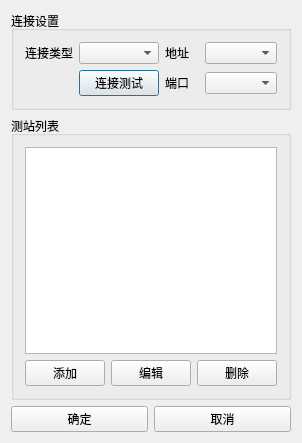
Qt form Amadeus/DialogStationSiteAdd.ui (yxw027/Amadeus) before a commit.
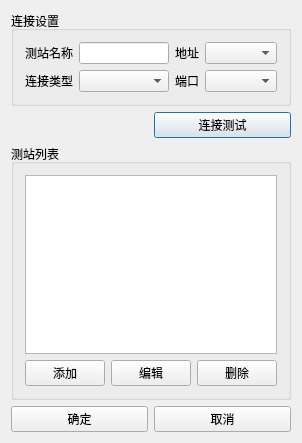
The same form after that commit.

Commit message: 在开发中途，实现了整个UI的全浮动化，以及浮动布局自动保存恢复功能；

Diff of the .ui file:
```diff
--- a/Amadeus/DialogStationSiteAdd.ui
+++ b/Amadeus/DialogStationSiteAdd.ui
@@ -6,7 +6,7 @@
    <rect>
     <x>0</x>
     <y>0</y>
-    <width>300</width>
+    <width>275</width>
     <height>443</height>
    </rect>
   </property>
@@ -21,14 +21,14 @@
      </property>
      <layout class="QGridLayout" name="gridLayout">
       <item row="0" column="0">
-       <widget class="QLabel" name="labelConnectType">
+       <widget class="QLabel" name="labelSiteName">
         <property name="text">
-         <string>连接类型</string>
+         <string>测站名称</string>
         </property>
        </widget>
       </item>
       <item row="0" column="1">
-       <widget class="QComboBox" name="comboBoxConnectType"/>
+       <widget class="QLineEdit" name="lineEditSiteName"/>
       </item>
       <item row="0" column="2">
        <widget class="QLabel" name="labelNetAddressOrSerialPort">
@@ -40,13 +40,16 @@
       <item row="0" column="3">
        <widget class="QComboBox" name="comboBoxNetAddressOrSerialPort"/>
       </item>
-      <item row="1" column="1">
-       <widget class="QPushButton" name="pushButtonConnectTest">
+      <item row="1" column="0">
+       <widget class="QLabel" name="labelConnectType">
         <property name="text">
-         <string>连接测试</string>
+         <string>连接类型</string>
         </property>
        </widget>
       </item>
+      <item row="1" column="1">
+       <widget class="QComboBox" name="comboBoxConnectType"/>
+      </item>
       <item row="1" column="2">
        <widget class="QLabel" name="labelNetPortOrSerialBaudRate">
         <property name="text">
@@ -60,7 +63,14 @@
      </layout>
     </widget>
    </item>
-   <item row="1" column="0" colspan="2">
+   <item row="1" column="1">
+    <widget class="QPushButton" name="pushButtonConnectTest">
+     <property name="text">
+      <string>连接测试</string>
+     </property>
+    </widget>
+   </item>
+   <item row="2" column="0" colspan="2">
     <widget class="QGroupBox" name="groupBox_2">
      <property name="title">
       <string>测站列表</string>
@@ -93,14 +103,14 @@
      </layout>
     </widget>
    </item>
-   <item row="2" column="0">
+   <item row="3" column="0">
     <widget class="QPushButton" name="pushButtonOK">
      <property name="text">
       <string>确定</string>
      </property>
     </widget>
    </item>
-   <item row="2" column="1">
+   <item row="3" column="1">
     <widget class="QPushButton" name="pushButtonCancel">
      <property name="text">
       <string>取消</string>
@@ -112,6 +122,7 @@
   <zorder>groupBox_2</zorder>
   <zorder>pushButtonCancel</zorder>
   <zorder>pushButtonOK</zorder>
+  <zorder>pushButtonConnectTest</zorder>
  </widget>
  <layoutdefault spacing="6" margin="11"/>
  <resources/>
```
The commit also changes 5 other files.
